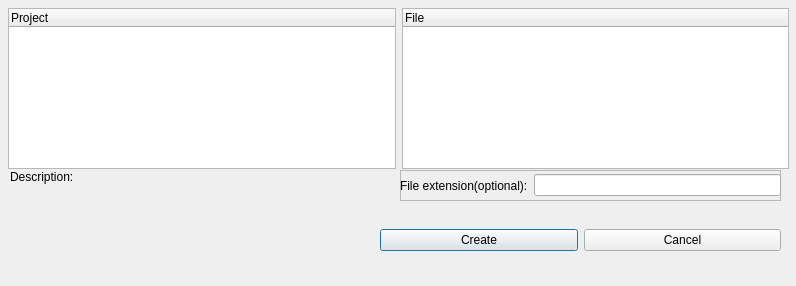
This is newdialog.ui in Tpimp/AIDE as Qt 5 draws it before an edit. The edited form follows.
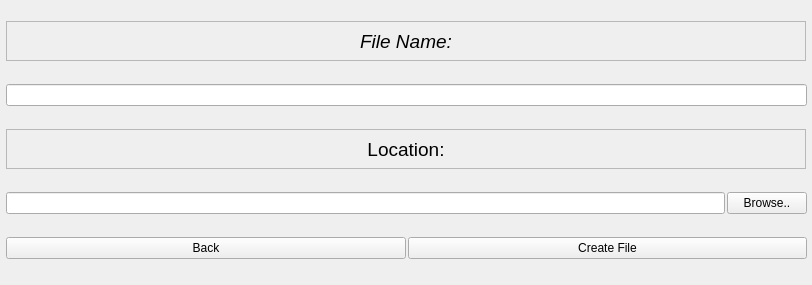
This is the edited form.

Commit message: Added second page new file dialog, save project and more...

The edit to the form file:
```diff
--- a/newdialog.ui
+++ b/newdialog.ui
@@ -6,30 +6,136 @@
    <rect>
     <x>0</x>
     <y>0</y>
-    <width>796</width>
-    <height>286</height>
+    <width>812</width>
+    <height>285</height>
    </rect>
   </property>
+  <property name="minimumSize">
+   <size>
+    <width>812</width>
+    <height>285</height>
+   </size>
+  </property>
+  <property name="maximumSize">
+   <size>
+    <width>812</width>
+    <height>285</height>
+   </size>
+  </property>
   <property name="windowTitle">
    <string>New</string>
   </property>
-  <widget class="QWidget" name="horizontalLayoutWidget_2">
+  <widget class="QStackedWidget" name="StackedWidget">
    <property name="geometry">
     <rect>
-     <x>380</x>
+     <x>6</x>
+     <y>0</y>
+     <width>801</width>
+     <height>281</height>
+    </rect>
+   </property>
+   <property name="currentIndex">
+    <number>1</number>
+   </property>
+   <widget class="QWidget" name="page">
+    <widget class="QWidget" name="verticalLayoutWidget_2">
+     <property name="geometry">
+      <rect>
+       <x>0</x>
+       <y>0</y>
+       <width>801</width>
+       <height>201</height>
+      </rect>
+     </property>
+     <layout class="QVBoxLayout" name="verticalLayout_3">
+      <item>
+       <layout class="QHBoxLayout" name="NewItemLayout">
+        <item>
+         <widget class="QTreeWidget" name="ProjectTree">
+          <column>
+           <property name="text">
+            <string>Project</string>
+           </property>
+          </column>
+         </widget>
+        </item>
+        <item>
+         <widget class="QTreeWidget" name="FileTree">
+          <column>
+           <property name="text">
+            <string>File</string>
+           </property>
+          </column>
+         </widget>
+        </item>
+       </layout>
+      </item>
+      <item>
+       <layout class="QHBoxLayout" name="horizontalLayout_2">
+        <item>
+         <widget class="QLabel" name="ExtensionLabel">
+          <property name="text">
+           <string>File extension(optional):</string>
+          </property>
+          <property name="alignment">
+           <set>Qt::AlignRight|Qt::AlignTrailing|Qt::AlignVCenter</set>
+          </property>
+         </widget>
+        </item>
+       </layout>
+      </item>
+     </layout>
+    </widget>
+    <widget class="QWidget" name="verticalLayoutWidget_3">
+     <property name="geometry">
+      <rect>
+       <x>410</x>
      <y>200</y>
-     <width>401</width>
-     <height>81</height>
-    </rect>
-   </property>
+       <width>381</width>
+       <height>83</height>
+      </rect>
+     </property>
+     <layout class="QVBoxLayout" name="verticalLayout_4">
+      <item>
+       <widget class="QFrame" name="ExtensionFrame">
+        <property name="minimumSize">
+         <size>
+          <width>0</width>
+          <height>36</height>
+         </size>
+        </property>
+        <property name="maximumSize">
+         <size>
+          <width>16777215</width>
+          <height>30</height>
+         </size>
+        </property>
+        <property name="frameShape">
+         <enum>QFrame::StyledPanel</enum>
+        </property>
+        <property name="frameShadow">
+         <enum>QFrame::Raised</enum>
+        </property>
+        <widget class="QLineEdit" name="ExtensionEdit">
+         <property name="geometry">
+          <rect>
+           <x>0</x>
+           <y>0</y>
+           <width>381</width>
+           <height>36</height>
+          </rect>
+         </property>
+         <property name="minimumSize">
+          <size>
+           <width>0</width>
+           <height>36</height>
+          </size>
+         </property>
+        </widget>
+       </widget>
+      </item>
+      <item>
    <layout class="QHBoxLayout" name="SubmitLayout">
-    <item>
-     <widget class="QPushButton" name="CreateButton">
-      <property name="text">
-       <string>Create</string>
-      </property>
-     </widget>
-    </item>
     <item>
      <widget class="QPushButton" name="CancelButton">
       <property name="text">
@@ -37,15 +143,24 @@
       </property>
      </widget>
     </item>
+        <item>
+         <widget class="QPushButton" name="NextButton">
+          <property name="text">
+           <string>Next</string>
+          </property>
+         </widget>
+        </item>
+       </layout>
+      </item>
    </layout>
   </widget>
   <widget class="QLabel" name="DescripionLabel">
    <property name="geometry">
     <rect>
-     <x>10</x>
-     <y>170</y>
-     <width>361</width>
-     <height>111</height>
+       <x>0</x>
+       <y>190</y>
+       <width>391</width>
+       <height>81</height>
     </rect>
    </property>
    <property name="text">
@@ -57,73 +172,132 @@
    <property name="alignment">
     <set>Qt::AlignLeading|Qt::AlignLeft|Qt::AlignTop</set>
    </property>
-  </widget>
-  <widget class="QWidget" name="layoutWidget">
-   <property name="geometry">
-    <rect>
-     <x>8</x>
-     <y>8</y>
-     <width>781</width>
-     <height>161</height>
-    </rect>
-   </property>
-   <layout class="QHBoxLayout" name="NewItemLayout">
-    <item>
-     <widget class="QTreeWidget" name="ProjectTree">
-      <column>
-       <property name="text">
-        <string>Project</string>
-       </property>
-      </column>
-     </widget>
-    </item>
-    <item>
-     <widget class="QTreeWidget" name="FileTree">
-      <column>
-       <property name="text">
-        <string>File</string>
-       </property>
-      </column>
-     </widget>
-    </item>
-   </layout>
-  </widget>
-  <widget class="QFrame" name="ExtensionFrame">
-   <property name="geometry">
-    <rect>
-     <x>400</x>
-     <y>170</y>
-     <width>381</width>
-     <height>31</height>
-    </rect>
-   </property>
-   <property name="frameShape">
-    <enum>QFrame::StyledPanel</enum>
-   </property>
-   <property name="frameShadow">
-    <enum>QFrame::Raised</enum>
-   </property>
-   <widget class="QWidget" name="horizontalLayoutWidget">
+     <property name="wordWrap">
+      <bool>true</bool>
+     </property>
+    </widget>
+    <zorder>DescripionLabel</zorder>
+    <zorder>verticalLayoutWidget_2</zorder>
+    <zorder>verticalLayoutWidget_3</zorder>
+   </widget>
+   <widget class="QWidget" name="page_2">
+    <widget class="QWidget" name="verticalLayoutWidget">
     <property name="geometry">
      <rect>
       <x>0</x>
       <y>0</y>
-      <width>381</width>
-      <height>31</height>
-     </rect>
-    </property>
-    <layout class="QHBoxLayout" name="ExtensionLayout">
+       <width>801</width>
+       <height>281</height>
+      </rect>
+     </property>
+     <layout class="QVBoxLayout" name="verticalLayout">
+      <property name="spacing">
+       <number>2</number>
+      </property>
      <item>
-      <widget class="QLabel" name="ExtensionLabel">
+       <widget class="QLabel" name="FileNameLabel">
+        <property name="maximumSize">
+         <size>
+          <width>800</width>
+          <height>40</height>
+         </size>
+        </property>
+        <property name="font">
+         <font>
+          <pointsize>14</pointsize>
+          <italic>true</italic>
+         </font>
+        </property>
+        <property name="frameShape">
+         <enum>QFrame::StyledPanel</enum>
+        </property>
+        <property name="frameShadow">
+         <enum>QFrame::Sunken</enum>
+        </property>
+        <property name="lineWidth">
+         <number>2</number>
+        </property>
+        <property name="midLineWidth">
+         <number>2</number>
+        </property>
        <property name="text">
-        <string>File extension(optional):</string>
-       </property>
+         <string>File Name:</string>
+        </property>
+        <property name="alignment">
+         <set>Qt::AlignCenter</set>
+        </property>
       </widget>
      </item>
      <item>
-      <widget class="QLineEdit" name="ExtensionEdit"/>
-     </item>
-    </layout>
+       <widget class="QLineEdit" name="NameEdit"/>
+      </item>
+      <item>
+       <widget class="QLabel" name="FileNameLabel_2">
+        <property name="maximumSize">
+         <size>
+          <width>800</width>
+          <height>40</height>
+         </size>
+        </property>
+        <property name="font">
+         <font>
+          <pointsize>14</pointsize>
+         </font>
+        </property>
+        <property name="frameShape">
+         <enum>QFrame::StyledPanel</enum>
+        </property>
+        <property name="frameShadow">
+         <enum>QFrame::Sunken</enum>
+        </property>
+        <property name="lineWidth">
+         <number>2</number>
+        </property>
+        <property name="midLineWidth">
+         <number>2</number>
+        </property>
+        <property name="text">
+         <string>Location:</string>
+        </property>
+        <property name="alignment">
+         <set>Qt::AlignCenter</set>
+        </property>
+       </widget>
+      </item>
+      <item>
+       <layout class="QHBoxLayout" name="horizontalLayout">
+        <item>
+         <widget class="QLineEdit" name="LocationEdit"/>
+        </item>
+        <item>
+         <widget class="QPushButton" name="BrowseButton">
+          <property name="text">
+           <string>Browse..</string>
+          </property>
+         </widget>
+        </item>
+       </layout>
+      </item>
+      <item>
+       <layout class="QHBoxLayout" name="horizontalLayout_3">
+        <item>
+         <widget class="QPushButton" name="BackButton">
+          <property name="text">
+           <string>Back</string>
+          </property>
+         </widget>
+        </item>
+        <item>
+         <widget class="QPushButton" name="CreateButton">
+          <property name="text">
+           <string>Create File</string>
+          </property>
+         </widget>
+        </item>
+       </layout>
+      </item>
+     </layout>
+    </widget>
    </widget>
   </widget>
  </widget>
```
Lines whose indentation alone changed are shown as unchanged. The commit also changes 24 other files.
